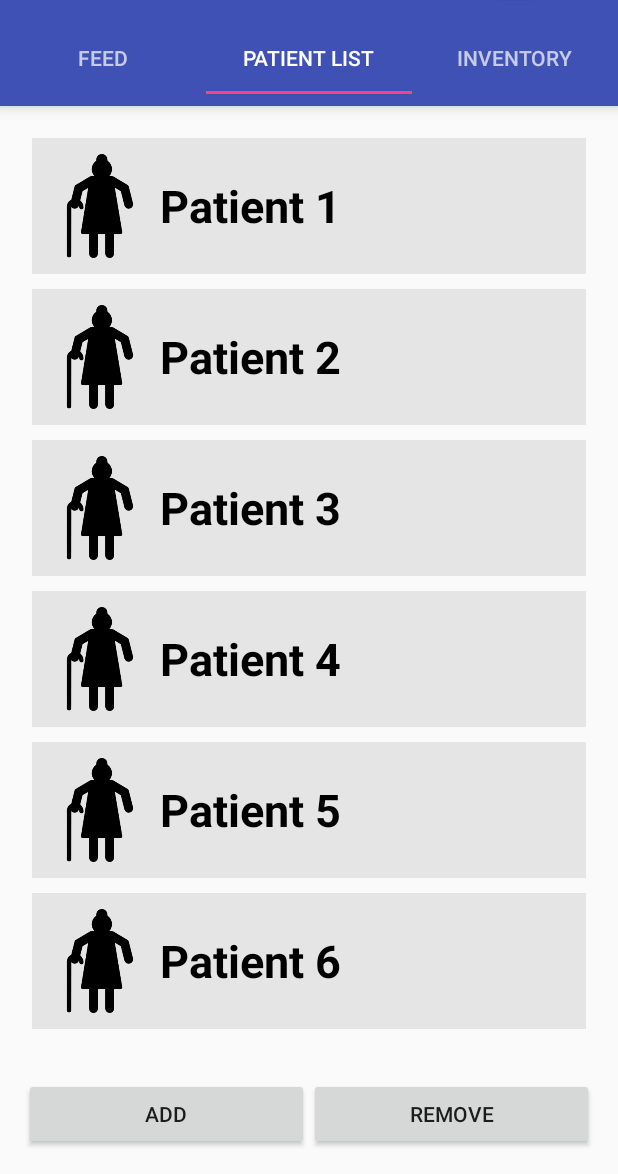
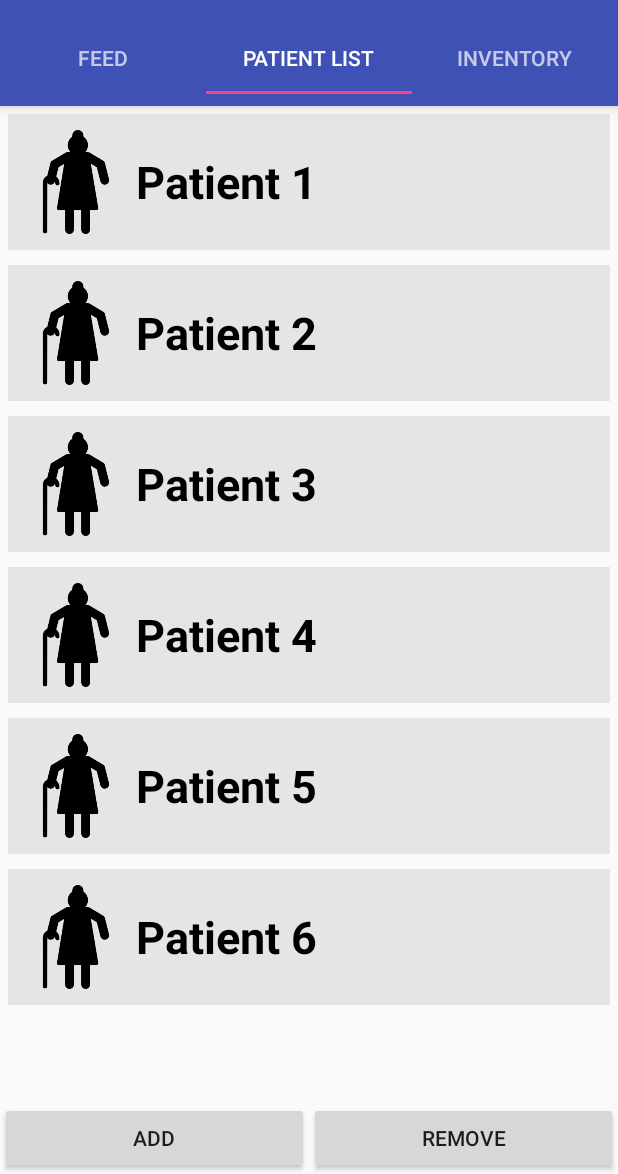
Before and after one commit to chengstephen/cs160_design07, an Android app: the screen it shows after launch (MainActivity), tab 2 chosen, on a phone screen of 412 x 824 dp, the part 62-1236 px from its top. Run offline under Robolectric (Android 15) with nearby library versions, the phone set to English and light mode, and no system bars; libraries missing offline, so code that uses them is left out: com.amazonaws.auth, com.amazonaws.mobileconnectors, com.amazonaws.regions, com.amazonaws.services.

Commit message:
Importing DynamoDB packages

```diff
--- a/app/build.gradle
+++ b/app/build.gradle
@@ -28,4 +28,8 @@ dependencies {
     compile 'com.android.support:design:22.2.0'
     testCompile 'junit:junit:4.12'
     compile 'com.android.support.constraint:constraint-layout:1.0.2'
+    compile 'com.amazonaws:aws-android-sdk-core:2.2.+'
+    compile 'com.amazonaws:aws-android-sdk-s3:2.2.+'
+    compile 'com.amazonaws:aws-android-sdk-ddb:2.2.+'
+    compile 'com.amazonaws:aws-android-sdk-ddb-mapper:2.2.+'
 }
--- a/app/src/main/AndroidManifest.xml
+++ b/app/src/main/AndroidManifest.xml
@@ -18,4 +18,6 @@
         <activity android:name=".PatientProfileActivity"></activity>
     </application>
 
+    <uses-permission android:name="android.permission.INTERNET" />
+
 </manifest>
--- a/app/src/main/java/com/projects/cs160_design07/MainActivity.java
+++ b/app/src/main/java/com/projects/cs160_design07/MainActivity.java
@@ -10,6 +10,11 @@ import android.os.Bundle;
 import android.support.v7.widget.Toolbar;
 import android.view.Menu;
 import android.view.MenuItem;
+import com.amazonaws.auth.CognitoCachingCredentialsProvider;
+import com.amazonaws.regions.Regions;
+import com.amazonaws.services.dynamodbv2.*;
+import com.amazonaws.mobileconnectors.dynamodbv2.dynamodbmapper.*;
+import com.amazonaws.services.dynamodbv2.model.*;
 import android.widget.ListAdapter;
 import android.widget.ListView;
 
--- a/app/src/main/res/layout/patient_list.xml
+++ b/app/src/main/res/layout/patient_list.xml
@@ -3,11 +3,7 @@
     xmlns:android="http://schemas.android.com/apk/res/android"
     android:layout_width="match_parent"
     android:layout_height="match_parent"
-    android:orientation="vertical"
-    android:paddingLeft="16dp"
-    android:paddingRight="16dp"
-    android:paddingTop="16dp"
-    android:paddingBottom="16dp">
+    android:orientation="vertical">
 
     <ListView
         android:id="@+id/patient_list_view"
```
